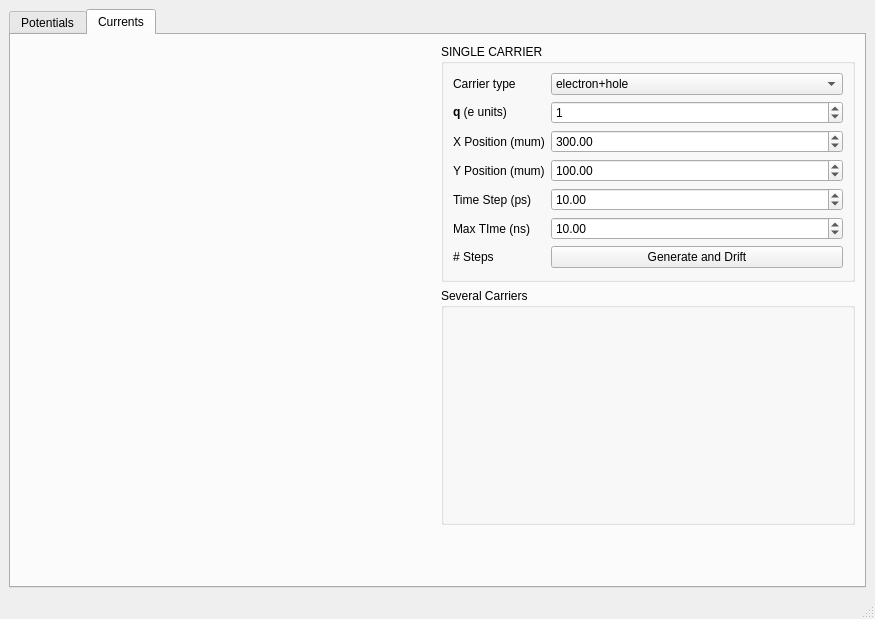
IFCA-HEP/TRACS, file src/mainWindow.ui: the form before one commit.
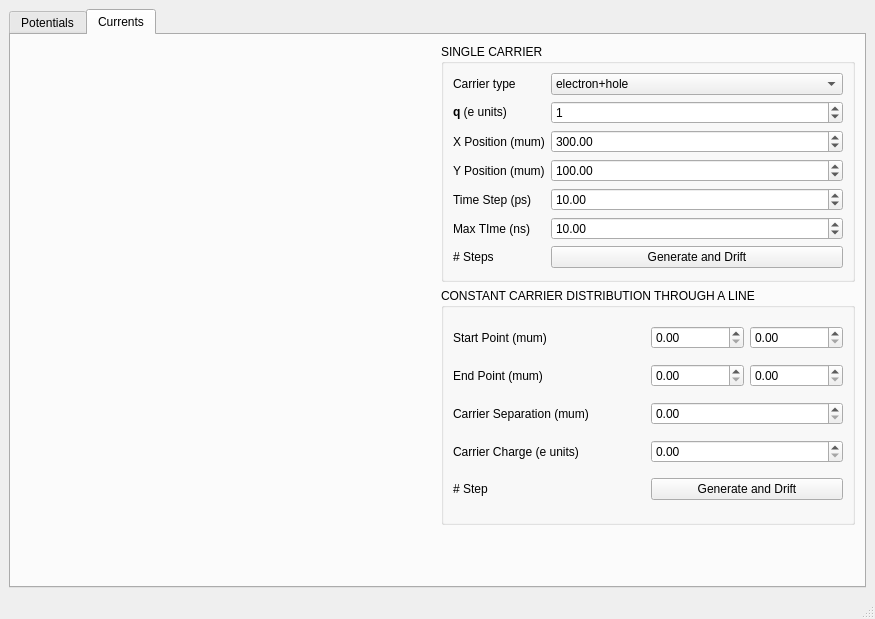
The form after the commit. The open tabs and pages were chosen to show the change. Custom widgets are drawn as their Qt base class.

Commit message: Init function for current plot and some gui changes

```diff
--- a/src/mainWindow.ui
+++ b/src/mainWindow.ui
@@ -518,8 +518,78 @@
         <item row="1" column="1">
          <widget class="QGroupBox" name="groupBox_2">
           <property name="title">
-           <string>Several Carriers</string>
+           <string>CONSTANT CARRIER DISTRIBUTION THROUGH A LINE</string>
           </property>
+          <layout class="QGridLayout" name="gridLayout_4">
+           <item row="1" column="1">
+            <layout class="QHBoxLayout" name="l_carrier_end_point">
+             <item>
+              <widget class="QDoubleSpinBox" name="l_carrier_endx_box"/>
+             </item>
+             <item>
+              <widget class="QDoubleSpinBox" name="l_carrier_endy_box"/>
+             </item>
+            </layout>
+           </item>
+           <item row="2" column="0">
+            <widget class="QLabel" name="label_3">
+             <property name="text">
+              <string>Carrier Separation (mum)</string>
+             </property>
+            </widget>
+           </item>
+           <item row="1" column="0">
+            <widget class="QLabel" name="label_2">
+             <property name="text">
+              <string>End Point (mum)</string>
+             </property>
+            </widget>
+           </item>
+           <item row="2" column="1">
+            <widget class="QDoubleSpinBox" name="l_carrier_sep_box"/>
+           </item>
+           <item row="0" column="0">
+            <widget class="QLabel" name="label">
+             <property name="text">
+              <string>Start Point (mum)</string>
+             </property>
+            </widget>
+           </item>
+           <item row="0" column="1">
+            <layout class="QHBoxLayout" name="l_carrier_start_point">
+             <item>
+              <widget class="QDoubleSpinBox" name="l_carrier_startx_box"/>
+             </item>
+             <item>
+              <widget class="QDoubleSpinBox" name="l_carrier_starty_box"/>
+             </item>
+            </layout>
+           </item>
+           <item row="3" column="0">
+            <widget class="QLabel" name="label_4">
+             <property name="text">
+              <string>Carrier Charge (e units)</string>
+             </property>
+            </widget>
+           </item>
+           <item row="3" column="1">
+            <widget class="QDoubleSpinBox" name="l_carrier_q_box"/>
+           </item>
+           <item row="4" column="0">
+            <widget class="QLabel" name="label_5">
+             <property name="text">
+              <string># Step</string>
+             </property>
+            </widget>
+           </item>
+           <item row="4" column="1">
+            <widget class="QPushButton" name="l_carrier_button">
+             <property name="text">
+              <string>Generate and Drift</string>
+             </property>
+            </widget>
+           </item>
+          </layout>
          </widget>
         </item>
        </layout>
```
Left out of the diff: 2 changed lines with no effect on the pictures. The commit also changes 2 other files.
